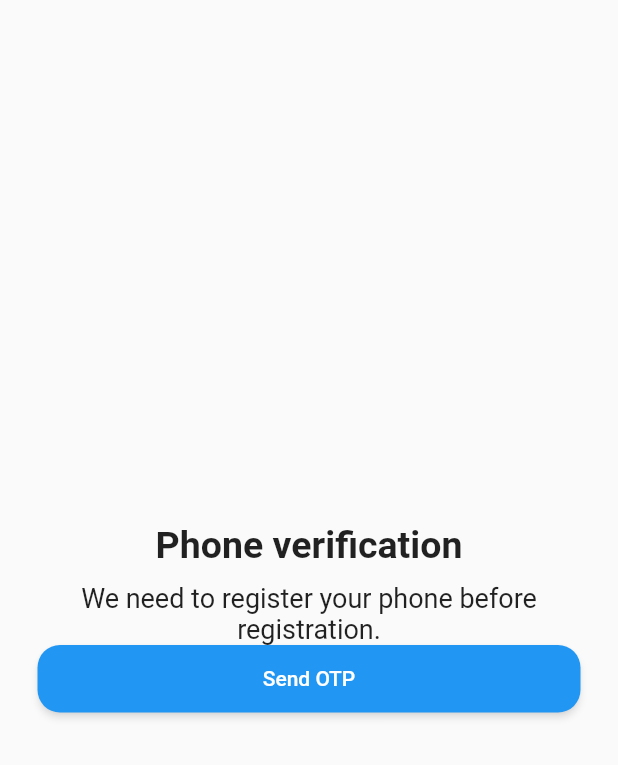
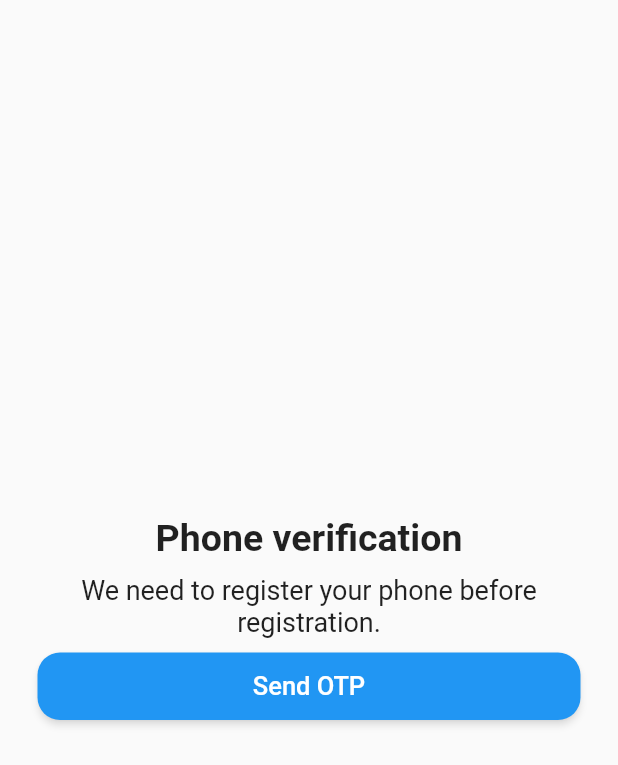
Before and after one commit to kirtijangid/Phone_Auth, a Flutter app: the screen it shows after launch, on a phone screen of 412 x 824 dp. Shown: the top 765 px of the screen. Run offline on Flutter 3.47's test engine with Material 2 defaults, Android fonts, the phone set to English and light mode, and no system bars.

Commit message:
styling elevated button text

```diff
--- a/lib/pg1_phone.dart
+++ b/lib/pg1_phone.dart
@@ -34,12 +34,14 @@ class _PhonePage1State extends State<PhonePage1> {
               ),
               textAlign: TextAlign.center,
             ),
+            SizedBox(height: 10,),
             SizedBox(
               height: 45,
               width: double.infinity,
               child: ElevatedButton(
                 onPressed: () {},
-                child: Text('Send OTP'),
+                child: Text('Send OTP',
+                style: TextStyle(fontSize: 17),),
                 style: ElevatedButton.styleFrom(
                   shape: RoundedRectangleBorder(
                       borderRadius: BorderRadius.circular(15)),
```
